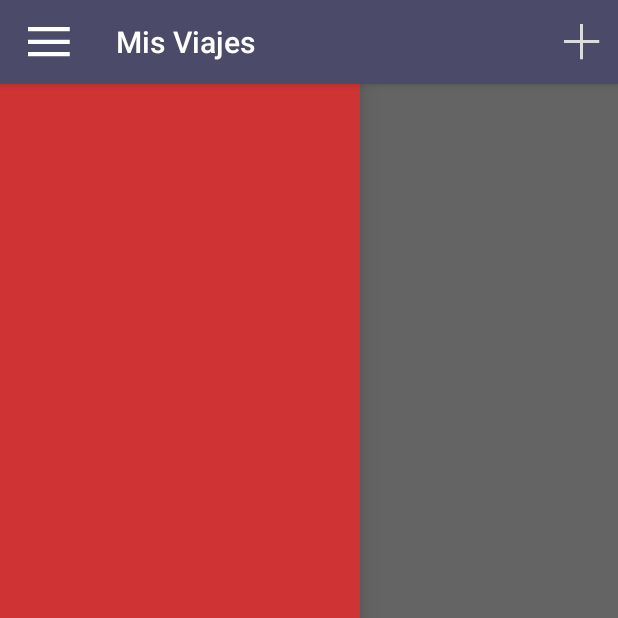
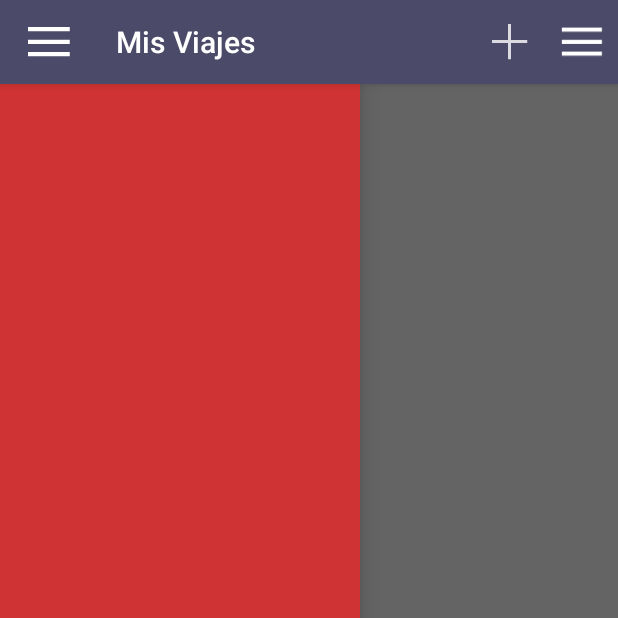
Before and after one commit to jeff039/Trip2getherProva, an Android app: the TripList screen opened directly, with no data from a screen before it, with the side drawer open, on a phone screen of 412 x 824 dp, the top half of it. Run offline under Robolectric (Android 15) with nearby library versions, the phone set to English and light mode, and no system bars; libraries missing offline, so code that uses them is left out: com.parse.

Commit message:
Implementacio de Sites

```diff
--- a/app/src/main/res/menu/menu_trip_list.xml
+++ b/app/src/main/res/menu/menu_trip_list.xml
@@ -8,4 +8,10 @@
         android:title="@string/addTitle"
         app:showAsAction="ifRoom"
         android:layout_height= "match_parent"/>
+
+    <item android:id="@+id/goToSites"
+        android:icon="@drawable/ic_action"
+        android:title="goToSites"
+        app:showAsAction="ifRoom"
+        android:layout_height= "match_parent"/>
 </menu>
```
Also changed, not shown: 1 other file.
